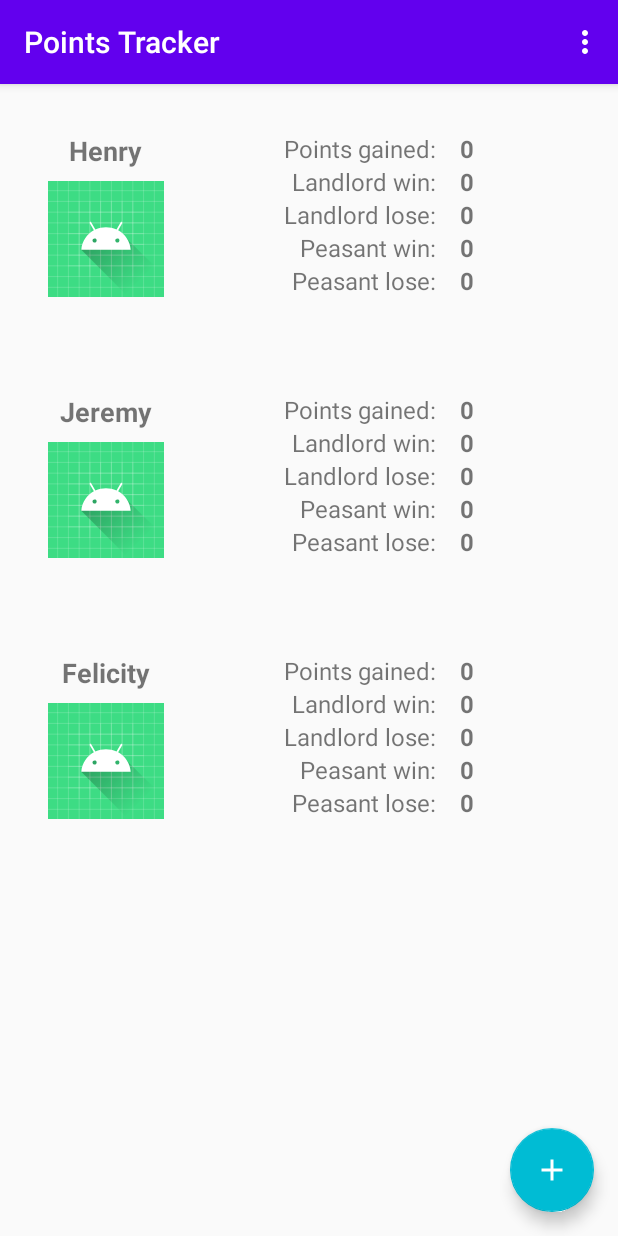
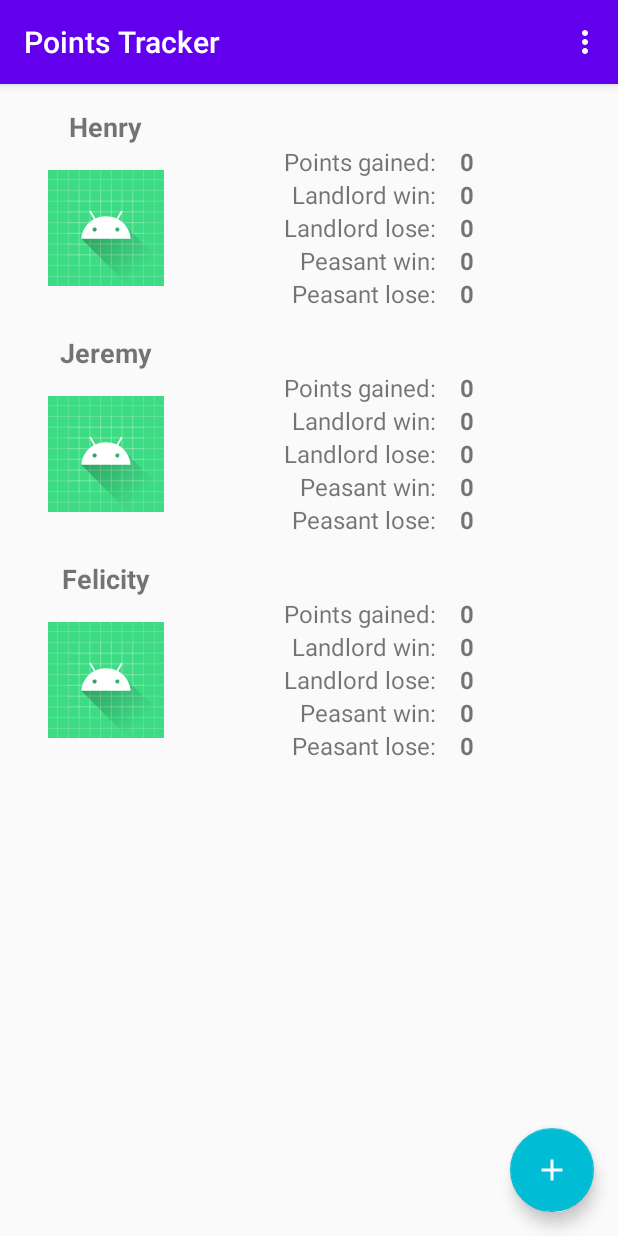
Before and after one commit to HenryF23/Points-Tracker, an Android app: the screen it shows after launch (MainActivity), on a phone screen of 412 x 824 dp. Run offline under Robolectric (Android 15) with nearby library versions, the phone set to English and light mode, and no system bars.

Commit message:
Improved UI

```diff
--- a/app/src/main/res/layout/main_activitity_list_view.xml
+++ b/app/src/main/res/layout/main_activitity_list_view.xml
@@ -17,8 +17,8 @@
             android:layout_width="77dp"
             android:layout_height="77dp"
             android:layout_marginStart="32dp"
-            android:layout_marginTop="8dp"
-            android:layout_marginBottom="32dp"
+            android:layout_marginTop="16dp"
+            android:layout_marginBottom="16dp"
             android:contentDescription="@string/none"
             app:layout_constraintBottom_toBottomOf="parent"
             app:layout_constraintStart_toStartOf="parent"
@@ -30,9 +30,9 @@
             android:layout_width="wrap_content"
             android:layout_height="wrap_content"
             android:layout_marginStart="80dp"
-            app:layout_constraintBottom_toBottomOf="parent"
+            app:layout_constraintBottom_toBottomOf="@+id/main_list_imageView"
             app:layout_constraintStart_toEndOf="@+id/main_list_imageView"
-            app:layout_constraintTop_toTopOf="parent">
+            app:layout_constraintTop_toTopOf="@+id/main_list_imageView">
 
             <TextView
                 android:id="@+id/main_list_numberLandlord_textView"
@@ -144,7 +144,7 @@
             android:id="@+id/name_textView"
             android:layout_width="wrap_content"
             android:layout_height="wrap_content"
-            android:layout_marginTop="32dp"
+            android:layout_marginTop="16dp"
             android:text="@string/none"
             android:textSize="18sp"
             android:textStyle="bold"
```
